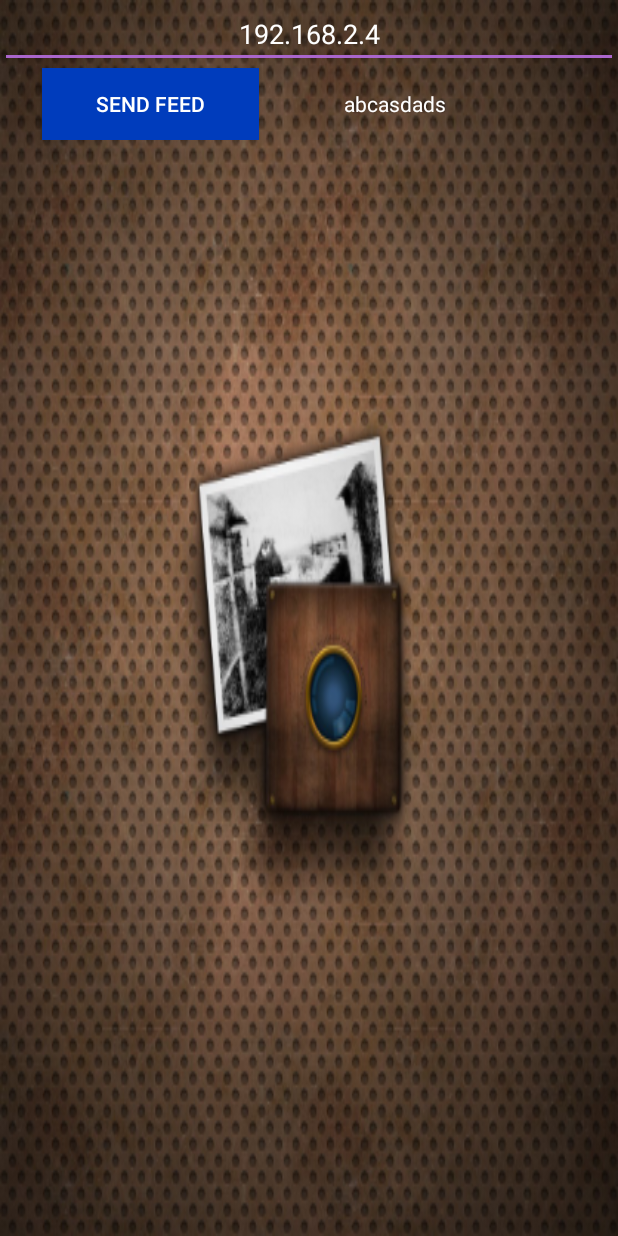
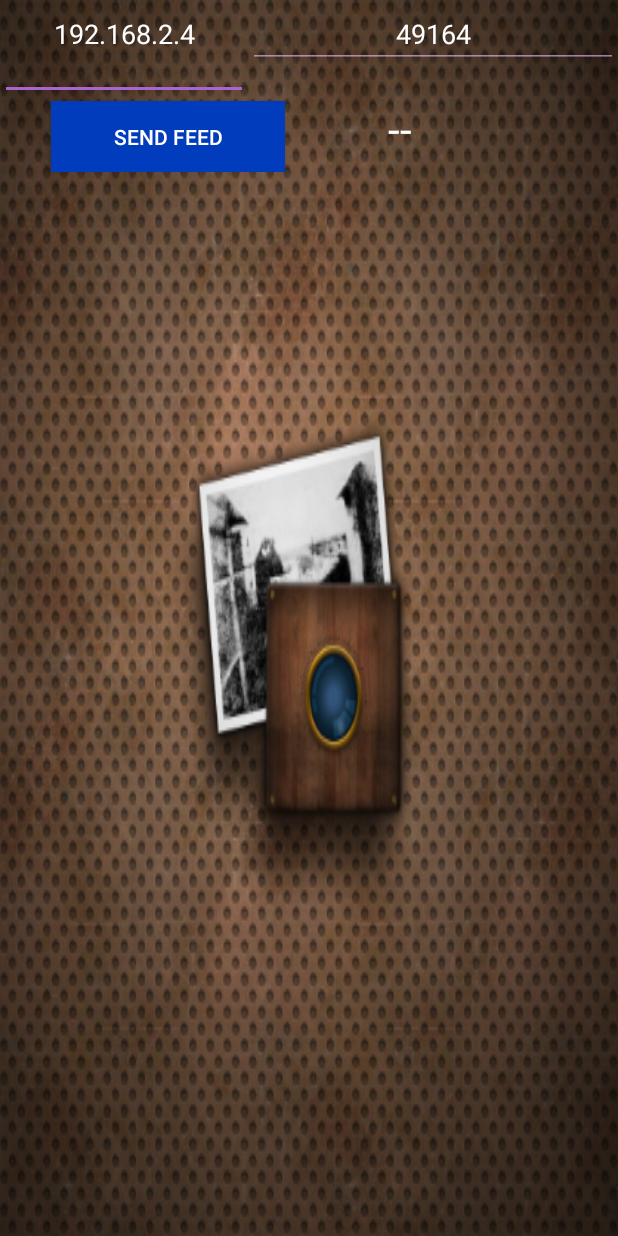
Before and after one commit to kartik2112/VideoStreamer, an Android app: the layout activity_send_feed.xml on its own in the app's theme, with its tools: preview values and no code run, on a phone screen of 412 x 824 dp. Run offline under Robolectric (Android 15) with nearby library versions, the phone set to English and light mode, and no system bars.

Commit message:
Android modal value display support added

```diff
--- a/app/src/main/res/layout/activity_send_feed.xml
+++ b/app/src/main/res/layout/activity_send_feed.xml
@@ -6,6 +6,12 @@
     android:layout_height="match_parent"
     tools:context="com.sk_vr.videostreamer.SendFeedActivity"
     android:background="@mipmap/bg">
+    <LinearLayout
+        android:id="@+id/Socket"
+        android:layout_width="match_parent"
+        android:layout_height="wrap_content"
+        android:orientation="horizontal"
+        android:weightSum="5">
         <EditText
             android:id="@+id/IPAddrText"
             android:text="192.168.2.4"
@@ -13,12 +19,24 @@
             android:textColor="@android:color/background_light"
             android:gravity="center_horizontal"
             android:layout_width="match_parent"
-        android:layout_height="wrap_content" />
+            android:layout_height="wrap_content"
+            android:layout_weight="3"/>
+        <EditText
+            android:id="@+id/PortAddrText"
+            android:text="49164"
+            android:hint="Enter receiver's Port Address"
+            android:textColor="@android:color/background_light"
+            android:gravity="center_horizontal"
+            android:layout_width="match_parent"
+            android:layout_height="wrap_content"
+            android:layout_weight="2"/>
+    </LinearLayout>
+
     <LinearLayout
         android:id="@+id/SendFeedLayout"
         android:layout_width="match_parent"
         android:layout_height="wrap_content"
-        android:layout_below="@id/IPAddrText"
+        android:layout_below="@id/Socket"
         android:orientation="horizontal"
         android:weightSum="9">
         <Space
@@ -41,8 +59,9 @@
         <TextView
             android:id="@+id/socketRecvrTextView"
             android:layout_width="wrap_content"
-            android:layout_height="wrap_content"
-            android:text="abcasdads"
+            android:layout_height="match_parent"
+            android:text="--"
+            android:textSize="28dp"
             android:textColor="@android:color/white"
             android:layout_weight="3"/>
         <Space
```
Also changed, not shown: app/src/main/java/com/sk_vr/videostreamer/SendFeedActivity.java (+90 -46 lines). Lines whose indentation alone changed are shown as unchanged.
